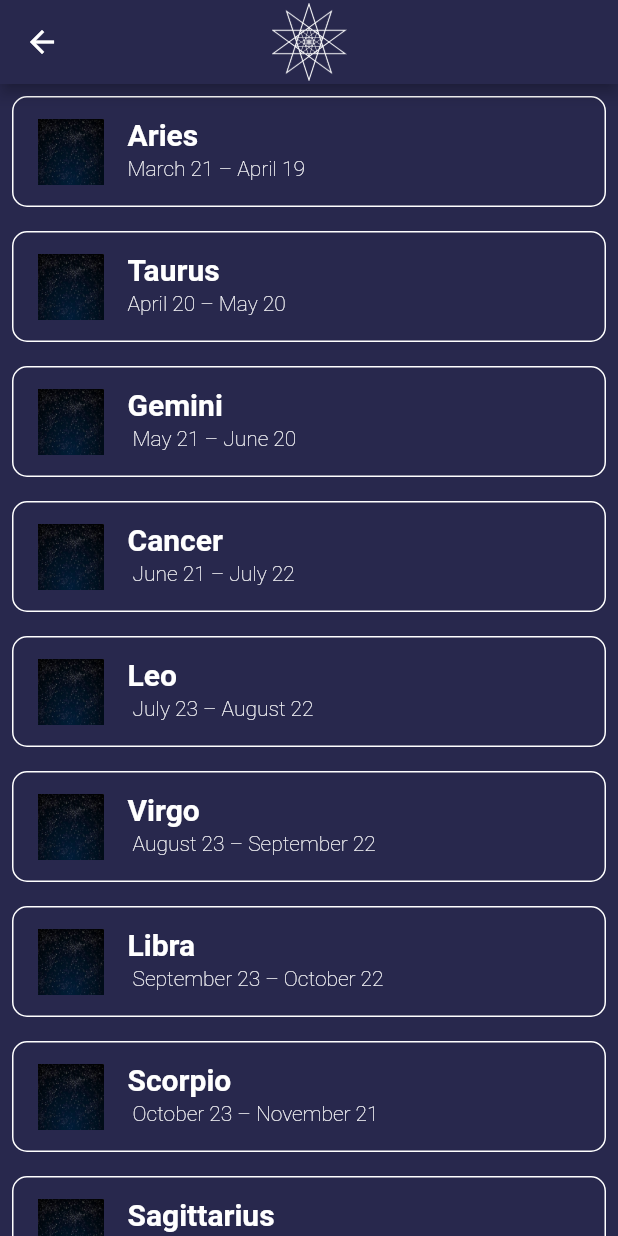
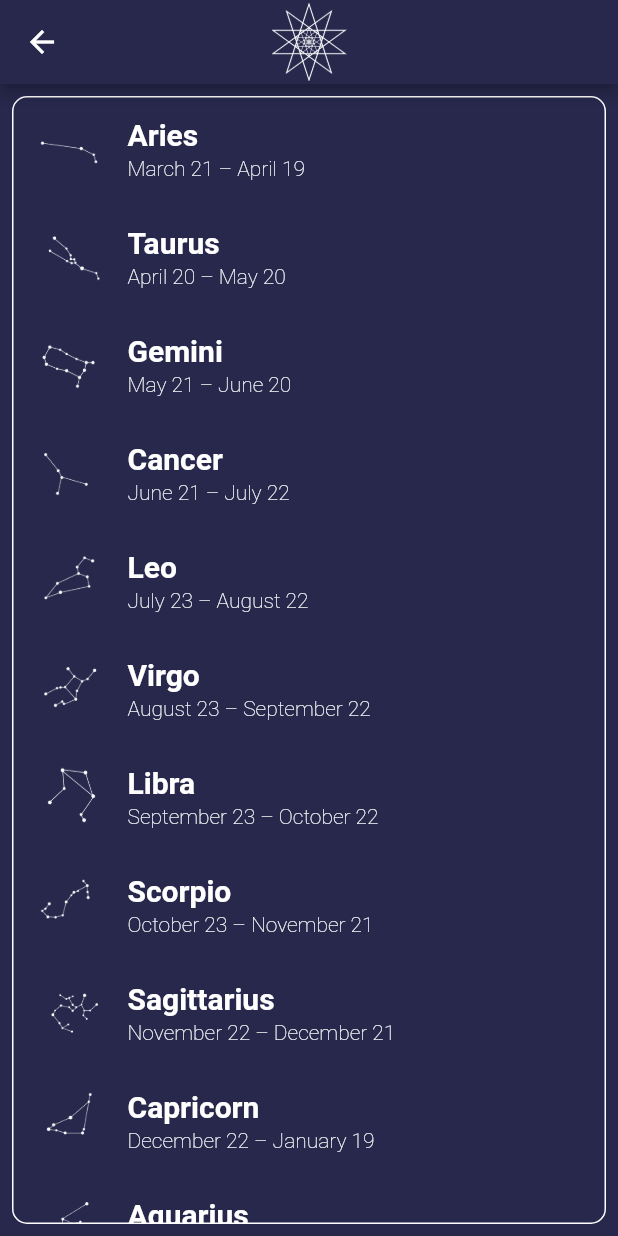
Before and after one commit to shreshukle1/demo_horo_app, a Flutter app: the HoroscopeList screen opened directly, on a phone screen of 412 x 824 dp. Run offline on Flutter 3.47's test engine with Material 2 defaults, Android fonts, the phone set to English and light mode, and no system bars; our stand-ins replace camera, cloud_firestore, datetime_picker_formfield, dropdown_formfield, firebase_auth, firebase_messaging and 5 more; missing offline and left inert: dart:ffi, esys_flutter_share, ff_navigation_bar, horoscope; accounts and stored records are empty.

Commit message:
sign images

```diff
--- a/lib/Screens/Dashboard.dart
+++ b/lib/Screens/Dashboard.dart
@@ -133,6 +133,11 @@ return "last";
               ),
             ),
             Text( horoscope,style: TextStyle(color: Colors.white),),
+            if(sunsign=='CANCER')
+            Padding(
+              padding: const EdgeInsets.fromLTRB(0, 5, 0, 0),
+              child: Image.asset("images/cancer.jpg",width: 100,height: 100,),
+            )
           ],
         ),
       ),
--- a/lib/Screens/HoroscopeList.dart
+++ b/lib/Screens/HoroscopeList.dart
@@ -1,6 +1,7 @@
 
 import 'dart:ffi';
 import 'package:demohoroapp/Screens/horoscope.dart';
+import 'package:demohoroapp/model/images.dart';
 import 'package:flutter/cupertino.dart';
 import 'package:flutter/material.dart';
 import 'package:horoscope/horoscope_flutter.dart';
@@ -29,47 +30,20 @@ class _HoroscopeListState extends State<HoroscopeList> {
           ),
         ),
         backgroundColor: Color.fromRGBO(40, 40, 77, 100),
-        body: Container(
-            child: SingleChildScrollView(
-                child: Column(children: getSunSignWidgets()))));
-  }
-
-  static const SUN_SIGNS =
-
-  {
-    "Aries": "March 21 – April 19",
-    "Taurus": "April 20 – May 20",
-    "Gemini": " May 21 – June 20",
-    "Cancer": " June 21 – July 22",
-    "Leo": " July 23 – August 22",
-    "Virgo": " August 23 – September 22",
-    "Libra": " September 23 – October 22",
-    "Scorpio": " October 23 – November 21",
-    "Sagittarius": " November 22 – December 21",
-    "Capricorn": " December 22 – January 19",
-    "Aquarius": " January 20 – February 18",
-    "Pisces": "February 19 – March 20"
-  };
-
-  List<InkWell> getSunSignWidgets() {
-    List<InkWell> widgets = [];
-    SUN_SIGNS.forEach(
-            (sign, date) => {widgets.add(buildInkWellWidgetForSign(sign, date))});
-    return widgets;
-  }
-
-  InkWell buildInkWellWidgetForSign(String sign, String date) {
-    return InkWell(
+        body:  InkWell(
         child: Padding(
           padding: const EdgeInsets.all(8.0),
           child: Container(
             decoration: BoxDecoration(
                 borderRadius: new BorderRadius.circular(10.0),
                 border: Border.all(color: Colors.white)),
-            child: ListTile(
+            child: ListView.builder(
+              itemCount: options.length,
+                   itemBuilder: (context, i){
+                          return ListTile(
                 onTap: () => {
                   Navigator.push(context,
-                    MaterialPageRoute(builder: (context) => HoroscopeSign(sign)))
+                      MaterialPageRoute(builder: (context) => HoroscopeSign(options[i].sign)))
                 },
                 leading: ConstrainedBox(
                   constraints: BoxConstraints(
@@ -78,24 +52,56 @@ class _HoroscopeListState extends State<HoroscopeList> {
                     maxWidth: 44,
                     maxHeight: 44,
                   ),
-                child: Image.asset(
-                  'images/star.jpeg',
-                  height: 200,
-                  width: 300,
-                  fit: BoxFit.fill,
-                ),
+
+                  child:options[i].icon
+                  //  Image.asset(
+                  //   'images/star.jpeg',
+                  //   height: 200,
+                  //   width: 300,
+                  //   fit: BoxFit.fill,
+                  // ),
                 ),
                 title: Text(
-                sign,
+                   options[i].sign,
                   style: TextStyle(
                       color: Colors.white, fontWeight: FontWeight.bold, fontSize: 20),
                 ),
                 subtitle: Text(
-                date,
+                 options[i].date,
                   style: TextStyle(color: Colors.white, fontWeight: FontWeight.w100),
                 ),
+              );
+                   }
             ),
           ),
-        ));
+        )));
   }
+
+  // static const SUN_SIGNS =
+
+  // {
+  //   "Aries": "March 21 – April 19",
+  //   "Taurus": "April 20 – May 20",
+  //   "Gemini": " May 21 – June 20",
+  //   "Cancer": " June 21 – July 22",
+  //   "Leo": " July 23 – August 22",
+  //   "Virgo": " August 23 – September 22",
+  //   "Libra": " September 23 – October 22",
+  //   "Scorpio": " October 23 – November 21",
+  //   "Sagittarius": " November 22 – December 21",
+  //   "Capricorn": " December 22 – January 19",
+  //   "Aquarius": " January 20 – February 18",
+  //   "Pisces": "February 19 – March 20"
+  // };
+
+  // List<InkWell> getSunSignWidgets() {
+  //   List<InkWell> widgets = [];
+  //   SUN_SIGNS.forEach(
+  //           (sign, date) => {widgets.add(buildInkWellWidgetForSign(sign, date))});
+  //   return widgets;
+  // }
+
+  // InkWell buildInkWellWidgetForSign(String sign, String date) {
+
+  // }
 }
--- /dev/null
+++ b/lib/model/images.dart
@@ -0,0 +1,83 @@
+import 'package:flutter/material.dart';
+
+class Option {
+  Image icon;
+  String sign;
+  String date;
+
+  Option({this.icon, this.sign, this.date});
+}
+// "Aries": "March 21 – April 19",
+  //   "Taurus": "April 20 – May 20",
+  //   "Gemini": " May 21 – June 20",
+  //   "Cancer": " June 21 – July 22",
+  //   "Leo": " July 23 – August 22",
+  //   "Virgo": " August 23 – September 22",
+  //   "Libra": " September 23 – October 22",
+  //   "Scorpio": " October 23 – November 21",
+  //   "Sagittarius": " November 22 – December 21",
+  //   "Capricorn": " December 22 – January 19",
+  //   "Aquarius": " January 20 – February 18",
+  //   "Pisces": "February 19 – March 20"
+final options = [
+  Option(
+    icon: Image.asset("images/Aries.png"),
+    sign: 'Aries',
+    date: 'March 21 – April 19',
+  ),
+  Option(
+    icon: Image.asset("images/Taurus.png"),
+    sign: 'Taurus',
+    date: 'April 20 – May 20',
+  ),
+  Option(
+      icon: Image.asset("images/Gemini.png"),
+    sign: 'Gemini',
+    date: 'May 21 – June 20',
+  ),
+  Option(
+    icon: Image.asset("images/Cancer.png"),
+    sign: 'Cancer',
+    date: 'June 21 – July 22',
+  ),
+  Option(
+     icon: Image.asset("images/Leo.png"),
+    sign: 'Leo',
+    date: 'July 23 – August 22',
+  ),
+  Option(
+     icon: Image.asset("images/Virgo.png"),
+    sign: 'Virgo',
+    date: 'August 23 – September 22',
+  ),
+  Option(
+      icon: Image.asset("images/Libra.png"),
+    sign: 'Libra',
+    date: 'September 23 – October 22',
+  ),
+  Option(
+     icon: Image.asset("images/Scorpio.png"),
+    sign: 'Scorpio',
+    date: 'October 23 – November 21',
+  ),
+    Option(
+     icon: Image.asset("images/Sagittarius.png"),
+    sign: 'Sagittarius',
+    date: 'November 22 – December 21',
+  ),
+    Option(
+     icon: Image.asset("images/Capricorn.png"),
+    sign: 'Capricorn',
+    date: 'December 22 – January 19',
+  ),
+   Option(
+     icon: Image.asset("images/Aquarius.png"),
+    sign: 'Aquarius',
+    date: 'January 20 – February 18',
+  ),
+   Option(
+     icon: Image.asset("images/Pisces.png"),
+    sign: 'Pisces',
+    date: 'February 19 – March 20',
+  ),
+];
```
Lines whose indentation alone changed are shown as unchanged.
